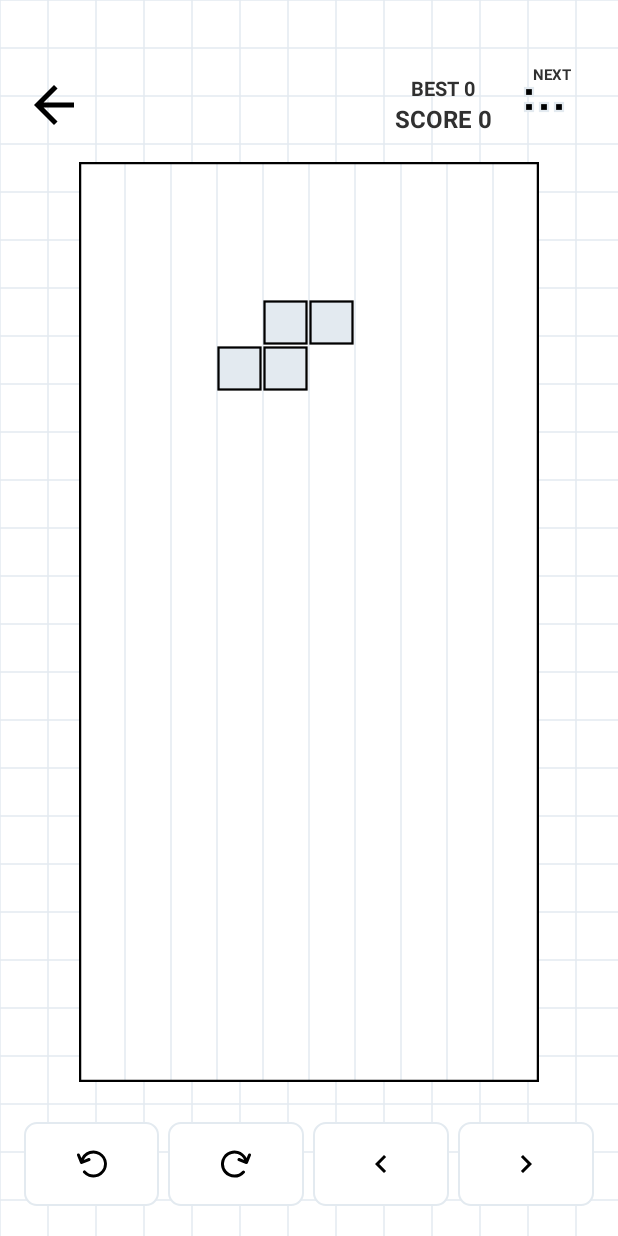
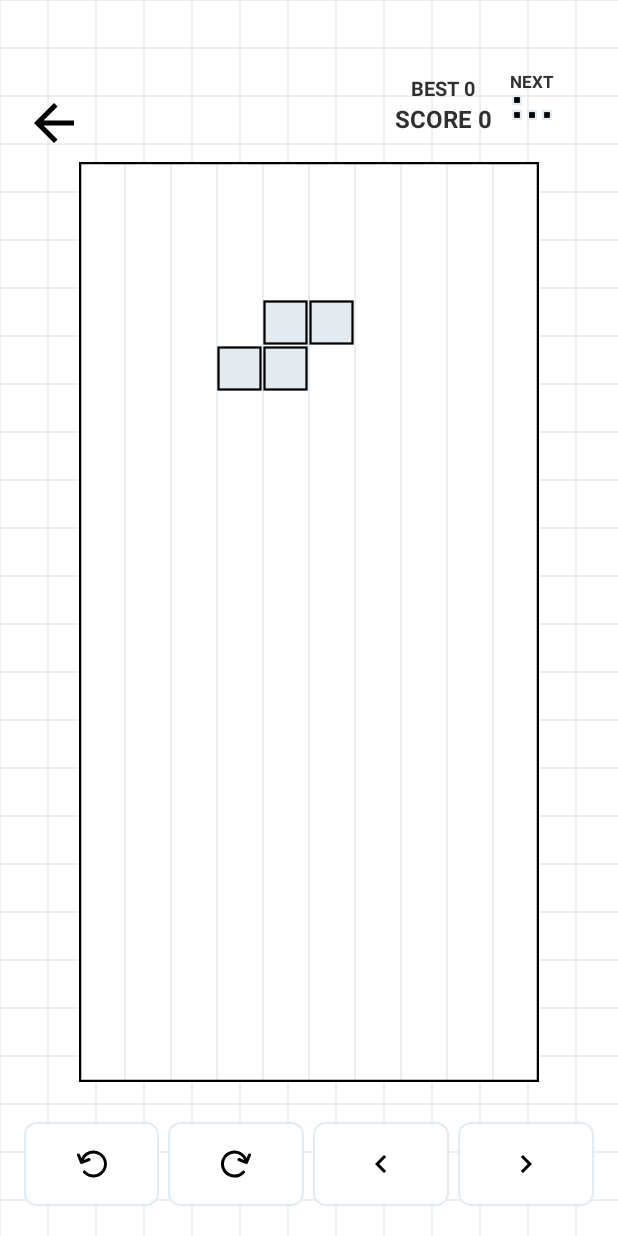
Before and after one commit to GeorgeRadev/tetris_android, an Android app: the GameActivity screen opened directly, with no data from a screen before it, on a phone screen of 412 x 824 dp. Run offline under Robolectric (Android 15) with nearby library versions, the phone set to English and light mode, and no system bars.

Commit message:
update scoring

```diff
--- a/app/src/main/java/org/game/tetris/BoardView.java
+++ b/app/src/main/java/org/game/tetris/BoardView.java
@@ -236,7 +236,7 @@ public class BoardView extends View {
                 if (game.isGameOver()) return true;
                 float x = event.getX();
                 float y = event.getY();
-                if (y > getHeight() * 0.8f) {
+                if (y > getHeight() * 0.9f) {
                     actions.drop();
                     bufferDirty = true; // the stack changed
                 } else if (y < getHeight() * 0.5f) {
--- a/app/src/main/java/org/game/tetris/TetrisGame.java
+++ b/app/src/main/java/org/game/tetris/TetrisGame.java
@@ -331,8 +331,8 @@ public class TetrisGame {
             case 4: gained = 800L; break;
             default: gained = 0L;
         }
-        score += gained * level;
-        level = (int) (score / 1000) + 1;
+        score += gained;
+        level = (int) (score / 10000) + 1;
 
         piece = nextPiece;
         nextPiece = rollPiece();
--- a/app/src/main/res/layout/activity_game.xml
+++ b/app/src/main/res/layout/activity_game.xml
@@ -20,7 +20,7 @@
         <LinearLayout
             android:layout_width="match_parent"
             android:layout_height="90dp"
-            android:gravity="center_vertical"
+            android:gravity="bottom"
             android:orientation="horizontal"
             android:paddingTop="26dp">
 
@@ -67,7 +67,7 @@
             <LinearLayout
                 android:layout_width="56dp"
                 android:layout_height="match_parent"
-                android:gravity="center"
+                android:gravity="bottom"
                 android:orientation="vertical">
 
                 <TextView
@@ -75,7 +75,7 @@
                     android:layout_height="wrap_content"
                     android:text="@string/next"
                     android:textColor="@color/textBlack"
-                    android:textSize="10sp"
+                    android:textSize="11sp"
                     android:textStyle="bold" />
 
                 <org.game.tetris.NextPieceView
```
Also changed, not shown: 2 other files.
